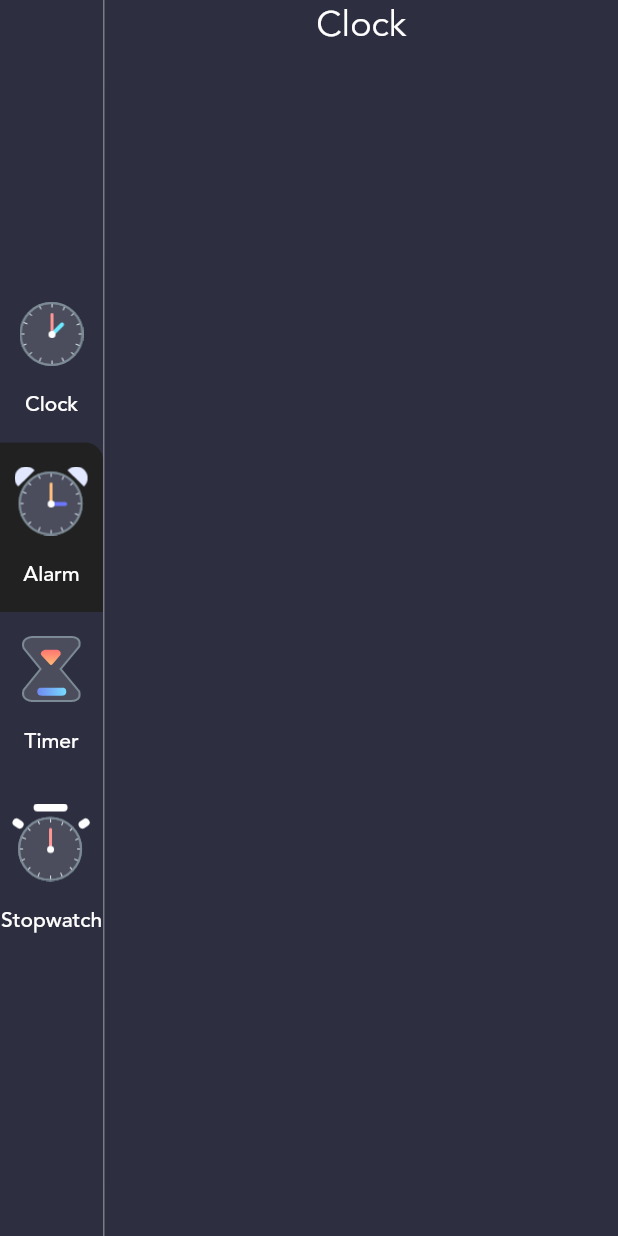
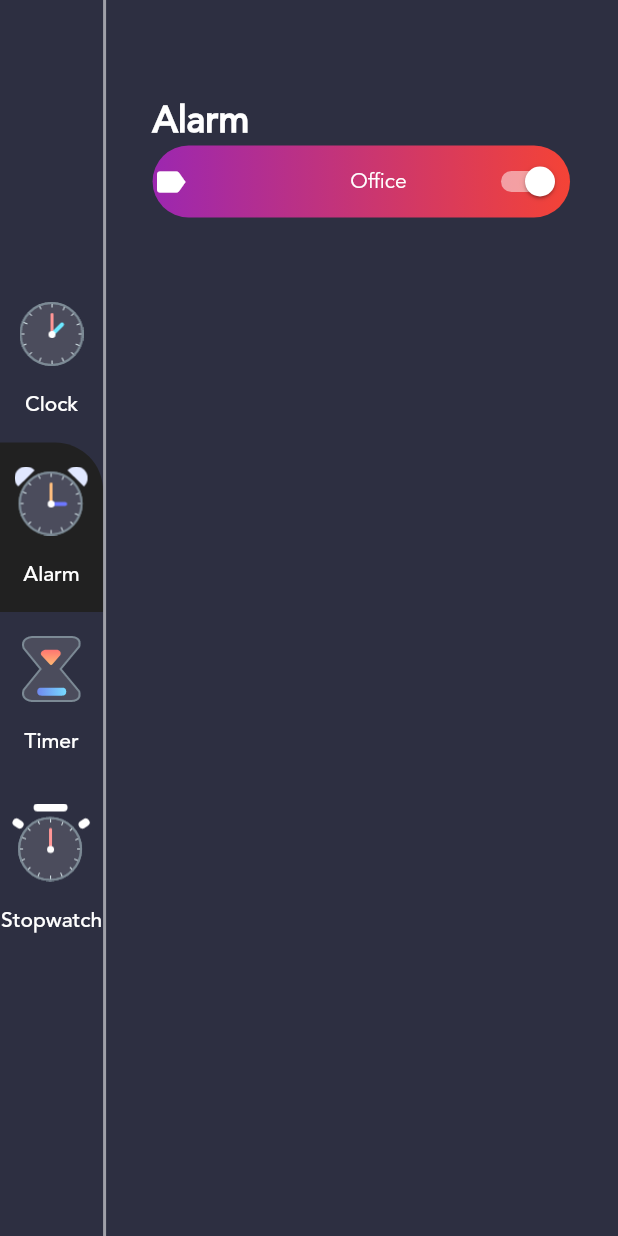
Before and after one commit to MrCrazyVampire/clockey, a Flutter app: the screen it shows after launch, after a tap on "Alarm", on a phone screen of 412 x 824 dp. Run offline on Flutter 3.47's test engine with Material 2 defaults, Android fonts, the phone set to English and light mode, and no system bars; missing offline and left inert: dart:html.

Commit message:
Bacis alarm changesd

```diff
--- /dev/null
+++ b/lib/alarm_info.dart
@@ -0,0 +1,9 @@
+class AlarmInfo {
+  late String title;
+  DateTime alarmDateTime;
+  late bool isPending;
+
+  var description;
+
+  AlarmInfo(this.alarmDateTime, {this.description});
+}
--- a/lib/alarm_page.dart
+++ b/lib/alarm_page.dart
@@ -1,5 +1,7 @@
-// ignore_for_file: file_names, non_constant_identifier_names, use_key_in_widget_constructors, prefer_const_constructors, prefer_const_literals_to_create_immutables
+// ignore_for_file: file_names, non_constant_identifier_names, use_key_in_widget_constructors, prefer_const_constructors, prefer_const_literals_to_create_immutables, unused_import
 
+import 'package:clockey/alarm_info.dart';
+import 'package:clockey/data.dart';
 import 'package:clockey/main.dart';
 import 'package:flutter/material.dart';
 
@@ -12,16 +14,66 @@ class _AlarmPageState extends State<AlarmPage> {
   @override
   Widget build(BuildContext context) {
     return Container(
+      padding: EdgeInsets.symmetric(horizontal: 32, vertical: 64),
       child: Column(
-        mainAxisAlignment: MainAxisAlignment.center,
+        crossAxisAlignment: CrossAxisAlignment.start,
         children: <Widget>[
-          Flexible(
-            flex: 1,
-            fit: FlexFit.tight,
-            child: Text(
-              'Clock',
-              style: TextStyle(
-                  fontFamily: 'avenir', color: Colors.white, fontSize: 24),
+          Text(
+            'Alarm',
+            style: TextStyle(
+                fontFamily: 'avenir',
+                fontWeight: FontWeight.w700,
+                color: Colors.white,
+                fontSize: 24),
+          ),
+          Expanded(
+            child: ListView(
+              children: alarms.map((alarm) {
+                return Container(
+                  // padding:
+                  //     const EdgeInsets.symmetric(horizontal: 16, vertical: 8),
+                  decoration: BoxDecoration(
+                    gradient: LinearGradient(
+                      colors: [Colors.purple, Colors.red],
+                      begin: Alignment.centerLeft,
+                      end: Alignment.centerRight,
+                    ),
+                    borderRadius: BorderRadius.all(Radius.circular(24)),
+                  ),
+                  child: Column(
+                    crossAxisAlignment: CrossAxisAlignment.start,
+                    children: <Widget>[
+                      Row(
+                        mainAxisAlignment: MainAxisAlignment.spaceBetween,
+                        children: <Widget>[
+                          Row(
+                            children: [
+                              Icon(
+                                Icons.label,
+                                color: Colors.white,
+                                size: 24,
+                              ),
+                            ],
+                          ),
+                          SizedBox(
+                            width: 8,
+                          ),
+                          Text(
+                            'Office',
+                            style: TextStyle(
+                                color: Colors.white, fontFamily: 'avenir'),
+                          ),
+                          Switch(
+                            onChanged: (bool value) {},
+                            value: true,
+                            activeColor: Colors.white,
+                          ),
+                        ],
+                      )
+                    ],
+                  ),
+                );
+              }).toList(),
             ),
           ),
         ],
--- a/lib/clock_page.dart
+++ b/lib/clock_page.dart
@@ -14,8 +14,11 @@ class ClockPage extends StatefulWidget {
 class _ClockPageState extends State<ClockPage> {
   @override
   Widget build(BuildContext context) {
+    Timer.periodic(Duration(seconds: 1), (timer) {
+      if (mounted) setState(() {});
+    });
     var now = DateTime.now();
-
+    var formattedTime = DateFormat('hh:mm').format(now);
     var formattedDate = DateFormat('EEE, d MMM').format(now);
     var timezoneString = now.timeZoneOffset.toString().split('.').first;
     var offsetSign = '';
@@ -40,6 +43,18 @@ class _ClockPageState extends State<ClockPage> {
           ),
           Flexible(
             flex: 2,
+            fit: FlexFit.tight,
+            child: Text(
+              formattedTime,
+              style: TextStyle(
+                  fontFamily: 'avenir',
+                  fontWeight: FontWeight.w700,
+                  color: Colors.white,
+                  fontSize: 56),
+            ),
+          ),
+          Flexible(
+            flex: 1,
             child: Column(
               crossAxisAlignment: CrossAxisAlignment.start,
               children: <Widget>[
@@ -55,12 +70,12 @@ class _ClockPageState extends State<ClockPage> {
             ),
           ),
           Flexible(
-            flex: 4,
+            flex: 5,
             fit: FlexFit.tight,
             child: Align(
               alignment: Alignment.center,
               child: ClockView(
-                size: MediaQuery.of(context).size.height / 4,
+                size: MediaQuery.of(context).size.height / 3,
               ),
             ),
           ),
--- a/lib/clock_view.dart
+++ b/lib/clock_view.dart
@@ -1,3 +1,5 @@
+// ignore_for_file: prefer_const_constructors
+
 import 'dart:html';
 import 'dart:io';
 import 'dart:math';
@@ -18,7 +20,7 @@ class _ClockViewState extends State<ClockView> {
   @override
   void initState() {
     Timer.periodic(Duration(seconds: 1), (timer) {
-      setState(() {});
+      if (mounted) setState(() {});
     });
     super.initState();
   }
--- a/lib/data.dart
+++ b/lib/data.dart
@@ -1,7 +1,10 @@
 // import 'package:clockey/theme_data.dart';
+// ignore_for_file: prefer_const_constructors
+
 import 'package:clockey/enums.dart';
-import 'menu_info.dart';
-// import 'alarm_info.dart';
+import 'package:clockey/menu_info.dart';
+import 'package:clockey/alarm_info.dart';
+import 'package:clockey/alarm_page.dart';
 
 List<MenuInfo> menuItems = [
   MenuInfo(MenuType.clock,
@@ -14,13 +17,6 @@ List<MenuInfo> menuItems = [
       title: 'Stopwatch', imageSource: 'assets/stopwatch_icon.png'),
 ];
 
-// List<AlarmInfo> alarms = [
-//   AlarmInfo(
-//       alarmDateTime: DateTime.now().add(Duration(hours: 1)),
-//       title: 'Office',
-//       gradientColorIndex: 0),
-//   AlarmInfo(
-//       alarmDateTime: DateTime.now().add(Duration(hours: 2)),
-//       title: 'Sport',
-//       gradientColorIndex: 1),
-// ];
+List<AlarmInfo> alarms = [
+  AlarmInfo(DateTime.now().add(Duration(hours: 1)), description: 'Office'),
+];
--- a/lib/homepage.dart
+++ b/lib/homepage.dart
@@ -28,6 +28,7 @@ class _HomePageState extends State<HomePage> {
           ),
           VerticalDivider(
             color: Colors.white54,
+            thickness: 2,
             width: 1,
           ),
           Expanded(
@@ -38,20 +39,7 @@ class _HomePageState extends State<HomePage> {
                 else if (value.menuType == MenuType.alarm)
                   return AlarmPage();
                 else
-                  return Container(
-                    child: RichText(
-                      text: TextSpan(
-                        style: TextStyle(fontSize: 20),
-                        children: <TextSpan>[
-                          TextSpan(text: 'Upcoming Tutorial\n'),
-                          TextSpan(
-                            text: value.title,
-                            style: TextStyle(fontSize: 48),
-                          ),
-                        ],
-                      ),
-                    ),
-                  );
+                  return Container();
               },
             ),
           ),
@@ -67,7 +55,7 @@ class _HomePageState extends State<HomePage> {
           style: TextButton.styleFrom(
             padding: const EdgeInsets.symmetric(vertical: 16.0),
             shape: RoundedRectangleBorder(
-                borderRadius: BorderRadius.only(topRight: Radius.circular(12))),
+                borderRadius: BorderRadius.only(topRight: Radius.circular(32))),
             backgroundColor: currentMenuInfo.menuType == value.menuType
                 ? Colors.grey.shade900
                 : Colors.transparent,
```
